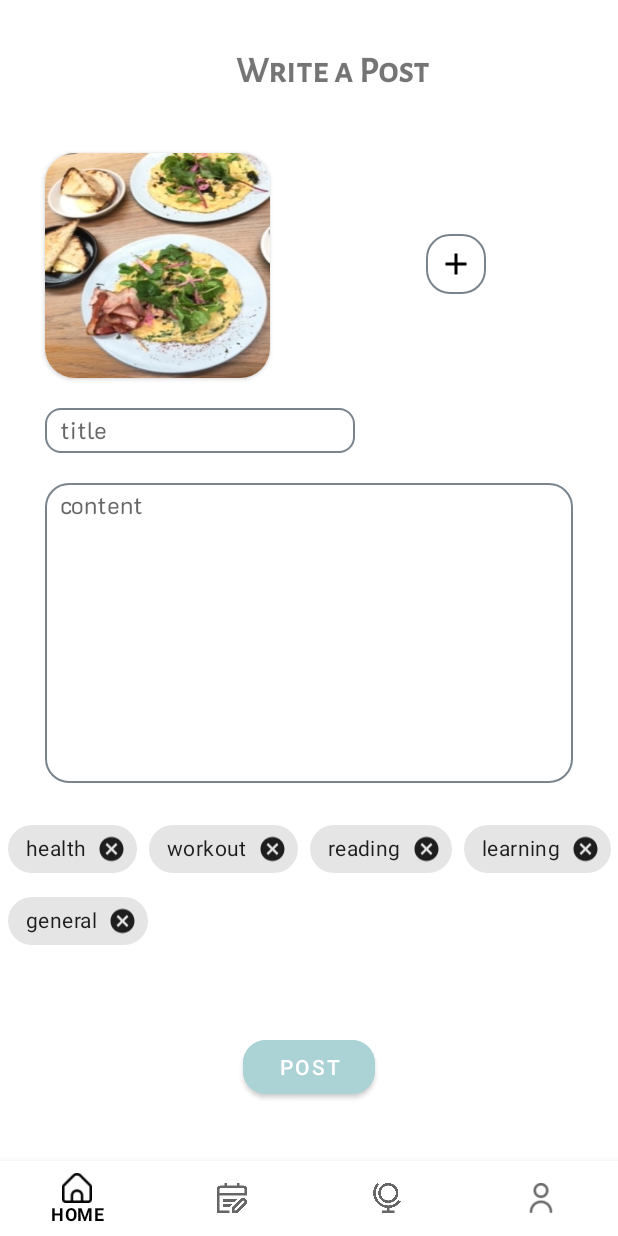
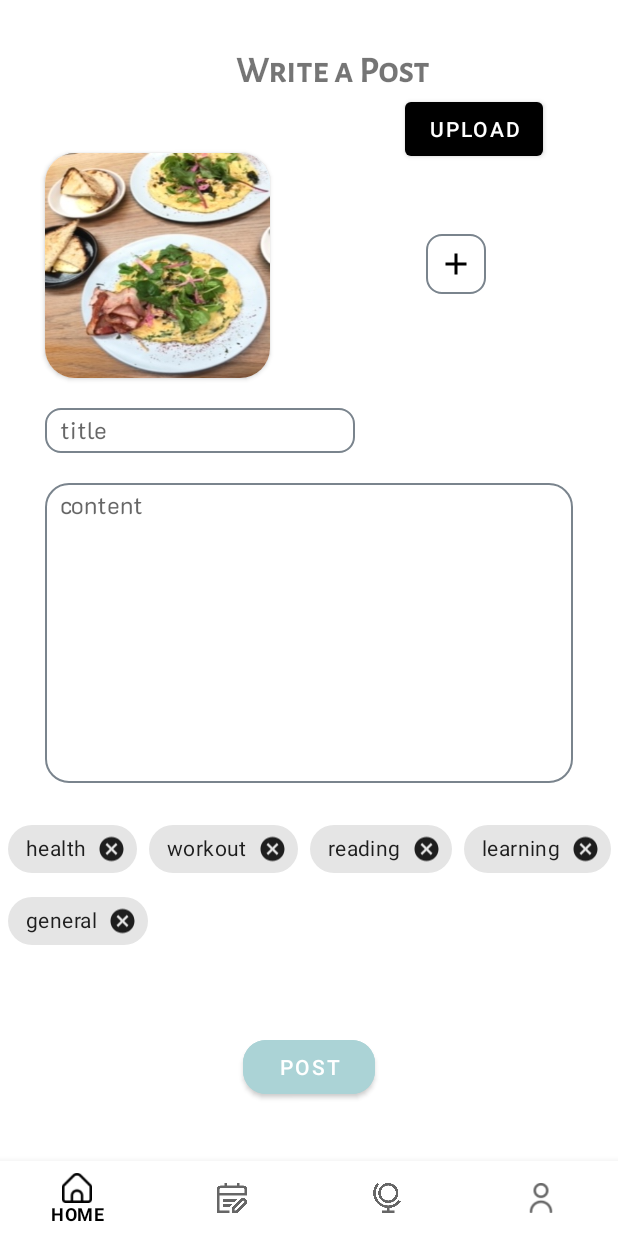
Before and after one commit to coo17/myHav, an Android app: the PublishFragment screen opened through its navigation route, on a phone screen of 412 x 824 dp. Run offline under Robolectric (Android 15) with nearby library versions, the phone set to English and light mode, and no system bars; our stand-ins replace Firebase (no records; nobody signed in at launch, a user with empty details on screens opened directly); libraries missing offline, so code that uses them is left out: com.github.sundeepk.compactcalendarview; pictures from the network do not load; Roboto replaces fonts that are not available here; 4 statements that could not run were skipped.

Commit message:
updated calendar logic

```diff
--- a/app/build.gradle
+++ b/app/build.gradle
@@ -59,6 +59,8 @@ dependencies {
     implementation 'com.google.android.gms:play-services-auth:20.4.0'
     implementation 'com.google.firebase:firebase-crashlytics-ktx:18.3.2'
     implementation 'com.google.firebase:firebase-analytics-ktx:21.2.0'
+    implementation 'com.google.firebase:firebase-storage-ktx:20.1.0'
+    implementation platform('com.google.firebase:firebase-bom:31.1.0')
     testImplementation 'junit:junit:4.13.2'
     androidTestImplementation 'androidx.test.ext:junit:1.1.3'
     androidTestImplementation 'androidx.test.espresso:espresso-core:3.4.0'
--- a/app/src/main/AndroidManifest.xml
+++ b/app/src/main/AndroidManifest.xml
@@ -1,6 +1,10 @@
 <?xml version="1.0" encoding="utf-8"?>
 <manifest xmlns:android="http://schemas.android.com/apk/res/android"
     xmlns:tools="http://schemas.android.com/tools">
+
+    <uses-permission android:name="android.permission.WRITE_EXTERNAL_STORAGE"/>
+    <uses-permission android:name="android.permission.READ_EXTERNAL_STORAGE"/>
+
 
     <application
         android:allowBackup="true"
--- a/app/src/main/java/com/cleo/myha/home/HomeFragment.kt
+++ b/app/src/main/java/com/cleo/myha/home/HomeFragment.kt
@@ -1,5 +1,4 @@
 package com.cleo.myha.home
-
 
 
 import android.graphics.Color
@@ -18,13 +17,14 @@ import com.cleo.myha.databinding.FragmentHomeBinding
 import com.github.sundeepk.compactcalendarview.CompactCalendarView.CompactCalendarViewListener
 import com.github.sundeepk.compactcalendarview.domain.Event
 import com.google.firebase.auth.FirebaseAuth
+import convertToTime
 import java.util.*
+import kotlin.time.Duration.Companion.seconds
 
 
 class HomeFragment : Fragment() {
 
     private lateinit var auth: FirebaseAuth
-
 
     override fun onCreateView(
         inflater: LayoutInflater, container: ViewGroup?,
@@ -56,26 +56,44 @@ class HomeFragment : Fragment() {
             adapter.submitList(it)
         })
 
+        viewModel.monthOfList.observe(viewLifecycleOwner, Observer {
+            Log.d("BBBBB", "${it.size}")
+            val list = mutableListOf<Event>()
+
+            for(item in it){
+                Log.d("BBBBB", "${item.value}")
+                if(item.value == true){
+                val ev1 = Event(
+                    Color.YELLOW,
+                    item.key.timeInMillis,
+                    "i don't know why"
+                )
+                list.add(ev1)
+
+            }}
+
+            binding.compactcalendarView.addEvents(list)
+        })
+
+
 
         val compactCalendar = Calendar.getInstance()
-        compactCalendar.set(2022,11,5)
-        val ev1 = Event(Color.GREEN, compactCalendar.timeInMillis, "Some extra data that I want to store.")
-        val ev2 = Event(Color.BLACK, compactCalendar.timeInMillis, "Some extra data that I want to store.")
-
-        binding.compactcalendarView.displayOtherMonthDays(true)
-        binding.compactcalendarView.setEventIndicatorStyle(1)
-//        binding.compactcalendarView.setEventIndicatorStyle(1)
-
-        binding.compactcalendarView.addEvent(ev1)
-        binding.compactcalendarView.addEvent(ev2)
-        Log.d("TAG", "today $ev1")
+        compactCalendar.set(2022, 11, 5)
 
 
-        // define a listener to receive callbacks when certain events happen.
-       binding.compactcalendarView.setListener(object : CompactCalendarViewListener {
+        binding.compactcalendarView.setEventIndicatorStyle(1)
+
+
+        // display certain daily tasks
+        binding.compactcalendarView.setListener(object : CompactCalendarViewListener {
             override fun onDayClick(dateClicked: Date) {
                 val events: List<Event> = binding.compactcalendarView.getEvents(dateClicked)
-                Toast.makeText(context,"Day was clicked: $dateClicked with events $events",Toast.LENGTH_SHORT).show()
+                viewModel.setDate(dateClicked)
+                Toast.makeText(
+                    context,
+                    "Day was clicked: $dateClicked with events $events",
+                    Toast.LENGTH_SHORT
+                ).show()
                 Log.d("TAG", "Day was clicked: $dateClicked with events $events")
             }
 
@@ -84,28 +102,8 @@ class HomeFragment : Fragment() {
             }
         })
 
-//        val d1 = GregorianCalendar(2022,11,9)
-//        val d2 = GregorianCalendar(2022,11,10)
-//        val d3 = GregorianCalendar(2022,11,11)
-//        val d4 = GregorianCalendar(2022,11,16)
-//        val d5 = GregorianCalendar(2022,11,17)
-//        val d6 = GregorianCalendar(2022,11,22)
-//        val d7 = GregorianCalendar(2022,11,28)
-//
-//        val events : MutableList<EventDay> = ArrayList()
-//        val calendar = Calendar.getInstance()
-//        calendar.set(2022,10,10)
-//        events.add(EventDay(calendar, R.drawable.ic_add))
-//
-
-//        binding.calendarView.selectedDates = listOf(d1,d2,d3,d4,d5,d6,d7)
-//        binding.calendarView.setEvents(events)
-//
-
-
         return binding.root
     }
 
 
-
 }
--- a/app/src/main/java/com/cleo/myha/home/HomeViewModel.kt
+++ b/app/src/main/java/com/cleo/myha/home/HomeViewModel.kt
@@ -7,8 +7,12 @@ import androidx.lifecycle.ViewModel
 import com.cleo.myha.data.Habits
 import com.google.firebase.auth.FirebaseAuth
 import com.google.firebase.firestore.FirebaseFirestore
+import convertDurationToDate
+import java.text.DateFormat
 import java.text.SimpleDateFormat
 import java.time.Instant
+import java.time.LocalDate
+import java.time.YearMonth
 import java.time.ZoneId
 import java.util.*
 
@@ -28,19 +32,24 @@ class HomeViewModel : ViewModel() {
     val doneList: LiveData<Map<String, Boolean>>
         get() = _doneList
 
+    private var _monthOfList = MutableLiveData<Map<Calendar, Boolean>>()
+    val monthOfList: LiveData<Map<Calendar, Boolean>>
+        get() = _monthOfList
+
     var completedList = mutableMapOf<String, Boolean>()
 
     val auth = FirebaseAuth.getInstance()
     val user = auth.currentUser
-    val userEmail = user?.email.toString()
+    private val userEmail = user?.email.toString()
+
+    var selectedDate: Long? = null
 
     init {
         getTodayTasks()
     }
 
     fun queryTest(habitId: String) {
-//        val habitId = "30l3lmRirwifxWmrydox"
-//        val todayString = "2022-11-10"
+
         val todayString = Date().time
         val date = convertLongToTime(todayString)
 
@@ -51,18 +60,18 @@ class HomeViewModel : ViewModel() {
             .get()
             .addOnCompleteListener {
                 if (it.isSuccessful) {
-                    Log.d("Cleoo","count: ${it.result?.data?.size}")
+                    Log.d("Cleoo", "count: ${it.result?.data?.size}")
                     it.result?.data?.let {
                         (it["isDone"] as Boolean?)?.let {
                             completedList.put(habitId, it)
                             _doneList.value = completedList
-                            Log.d("VIC","isDone: ${completedList}")
-                            Log.d("VICC","isDone: $it")
+                            Log.d("VIC", "isDone: ${completedList}")
+                            Log.d("VICC", "isDone: $it")
                         }
-                        Log.d("Cleoo","isDone: ${it["isDone"]}")
+                        Log.d("Cleoo", "isDone: ${it["isDone"]}")
                     }
                 } else {
-                    Log.d("Cleoo","fail")
+                    Log.d("Cleoo", "fail")
                 }
             }
     }
@@ -76,10 +85,10 @@ class HomeViewModel : ViewModel() {
             .addOnSuccessListener { result ->
 //                Log.d("Cleooo", "get success ,${result.documents}")
                 val list = mutableListOf<Habits>()
-                Log.d("Cleoo","${result.size()}")
+                Log.d("Cleoo", "${result.size()}")
 
                 for (i in result) {
-                    Log.d("Cleoo","id=${i.get("id").toString()}")
+                    Log.d("Cleoo", "id=${i.get("id").toString()}")
 
                     val members = i.get("members") as List<String>
                     val repeatedDays = i.get("repeatedDays") as List<Boolean>
@@ -100,19 +109,26 @@ class HomeViewModel : ViewModel() {
                         i.get("mode").toString().toInt()
                     )
                     queryTest(todayTaskData.id)
-                    Log.d("OMG","${ i.get("endDate").toString().toLong()}")
                     list.add(todayTaskData)
                 }
 
-                Log.d("Cleoo","${list.size}")
-                var today = Date().time
-                var dayOfWeek = Instant.ofEpochMilli(today).atZone(ZoneId.systemDefault()).toLocalDate().dayOfWeek.value
-                Log.d("VICC", "cleooo ${dayOfWeek}")
+                getMonthDataList(list)
 
-                val toDoList =  list.filter{
-                    today > it.startedDate && today < it.endDate && it.repeatedDays.get(dayOfWeek-1) == true
+                val shownDate = if (selectedDate == null) {
+                    Date().time
+                } else {
+                    selectedDate
                 }
-                Log.d("kkk", "${toDoList}")
+
+//                val dayOfWeek = Instant.ofEpochMilli(today).atZone(ZoneId.systemDefault()).toLocalDate().dayOfWeek.value
+                val dayOfWeek = Instant.ofEpochSecond(shownDate!!).atZone(ZoneId.systemDefault())
+                    .toLocalDate().dayOfWeek.value
+                val toDoList = list.filter {
+                    shownDate > it.startedDate && shownDate < it.endDate && it.repeatedDays.get(
+                        dayOfWeek - 1
+                    ) == true
+                }
+                Log.d("kkk", "${toDoList.size}")
 
                 _todayTasks.value = toDoList
             }
@@ -122,21 +138,74 @@ class HomeViewModel : ViewModel() {
             }
     }
 
+    private fun getMonthDataList(list: MutableList<Habits>) {
 
-    fun convertLongToTime(time: Long): String{
+        val month = LocalDate.now().month
+        val year = LocalDate.now().year
+//        val firstDateOfMonth = LocalDate.of(year, month, 1)
+//        Log.d("JOMALONE", "$dayOfWeeks")
+        val firstDayOfMonth = Calendar.getInstance()
+        firstDayOfMonth.set(Calendar.DAY_OF_MONTH, 1)
+
+        val today = Date()
+        val calendar = Calendar.getInstance()
+
+        calendar.add(Calendar.MONTH, 1)
+        calendar[Calendar.DAY_OF_MONTH] = 1
+        calendar.add(Calendar.DATE, -1)
+        val lastDayOfMonth = calendar.time
+        val sdf: DateFormat = SimpleDateFormat("yyyy-MM-dd")
+
+        Log.d("JOMALONE", "Today is ${sdf.format(today)}")
+        Log.d("JOMALONE", "First Day of Month ${firstDayOfMonth.time.time.convertDurationToDate()}")
+        Log.d("JOMALONE", "Last Day of Month ${sdf.format(lastDayOfMonth)}")
+
+
+        val totalCal = Calendar.getInstance()
+        totalCal.time = firstDayOfMonth.time
+
+        val monthList = mutableMapOf<Calendar, Boolean>()
+        Log.d("X哥", "b${monthList.values}")
+        while (totalCal.toInstant().epochSecond <= lastDayOfMonth.toInstant().epochSecond) {
+//        while (totalCal.time.time <= lastDayOfMonth.time) {
+            val dayOfWeek =
+                Instant.ofEpochSecond(totalCal.timeInMillis).atZone(ZoneId.systemDefault())
+                    .toLocalDate().dayOfWeek.value
+
+            val toDoList = list.filter {
+                totalCal.time.time > it.startedDate && totalCal.time.time <= it.endDate && it.repeatedDays.get(
+                    dayOfWeek - 1
+                ) == true
+            }
+
+            if (toDoList.isNotEmpty()) {
+
+                monthList.put(totalCal, true)
+
+            } else {
+                monthList.put(totalCal, false)
+            }
+
+            totalCal.add(Calendar.DATE, 1)
+
+        }
+
+        _monthOfList.value = monthList
+    }
+
+
+    fun convertLongToTime(time: Long): String {
         val date = Date(time)
         val format = SimpleDateFormat("yyyy-MM-d", Locale.getDefault())
         return format.format(date)
     }
 
-
-    fun sendCompletedTask(data: Habits, isDone: Boolean){
+    fun sendCompletedTask(data: Habits, isDone: Boolean) {
 
         val document = data.id
         val userEmail = user?.email.toString()
         val nowTime = Date().time
         val date = convertLongToTime(nowTime)
-//        val taskState : Boolean = isDone ?: false
 
         val dailyTask: MutableMap<String, Any> = HashMap()
         dailyTask["email"] = userEmail
@@ -149,9 +218,8 @@ class HomeViewModel : ViewModel() {
             .collection("Test")
             .document(date)
             .set(dailyTask)
-
             .addOnSuccessListener {
-                Log.d("Cleooo","Success! ${nowTime}")
+                Log.d("Cleooo", "Success! ${nowTime}")
             }
             .addOnFailureListener {
                 Log.d("Cleooo", "oh, it's fail")
@@ -160,13 +228,16 @@ class HomeViewModel : ViewModel() {
         completedList.set(data.id, isDone)
     }
 
-    fun checkAllList():Boolean {
+    fun checkAllList(): Boolean {
 
-//       var maxValue =0
-        //filter出一樣的size
         return completedList.filter {
             it.value == true
         }.size == completedList.size
     }
 
+    fun setDate(dateClicked: Date) {
+        selectedDate = dateClicked.toInstant().toEpochMilli()
+        getTodayTasks()
     }
+
+}
--- a/app/src/main/res/layout/fragment_home.xml
+++ b/app/src/main/res/layout/fragment_home.xml
@@ -79,7 +79,7 @@
             android:layout_width="wrap_content"
             android:layout_height="wrap_content"
             android:layout_marginStart="30dp"
-            android:text="Today Tasks"
+            android:text="Daily Tasks"
             android:textSize="24sp"
             android:textStyle="bold"
             android:fontFamily="@font/alegreya_sans_sc_medium"
--- a/app/src/main/res/layout/fragment_publish.xml
+++ b/app/src/main/res/layout/fragment_publish.xml
@@ -46,7 +46,7 @@
         android:layout_height="40dp"
         android:layout_marginStart="104dp"
         android:layout_marginBottom="56dp"
-        android:background="@drawable/bottom_rounded"
+        android:background="@drawable/profile_rounded"
         app:layout_constraintBottom_toBottomOf="@+id/imageCardView"
         app:layout_constraintStart_toEndOf="@+id/imageCardView"
         app:srcCompat="@drawable/ic_add" />
@@ -161,4 +161,15 @@
 
     </androidx.constraintlayout.widget.ConstraintLayout>
 
+    <Button
+        android:id="@+id/button2"
+        android:layout_width="wrap_content"
+        android:layout_height="wrap_content"
+        android:text="upload"
+        android:layout_marginEnd="50dp"
+        tools:layout_editor_absoluteX="252dp"
+        tools:layout_editor_absoluteY="93dp"
+        app:layout_constraintEnd_toEndOf="parent"
+        app:layout_constraintTop_toBottomOf="@id/header"/>
+
 </androidx.constraintlayout.widget.ConstraintLayout>
```
Also changed, not shown: app/src/main/java/com/cleo/myha/publish/PublishFragment.kt (+55 -10 lines). Lines whose indentation alone changed are shown as unchanged.
